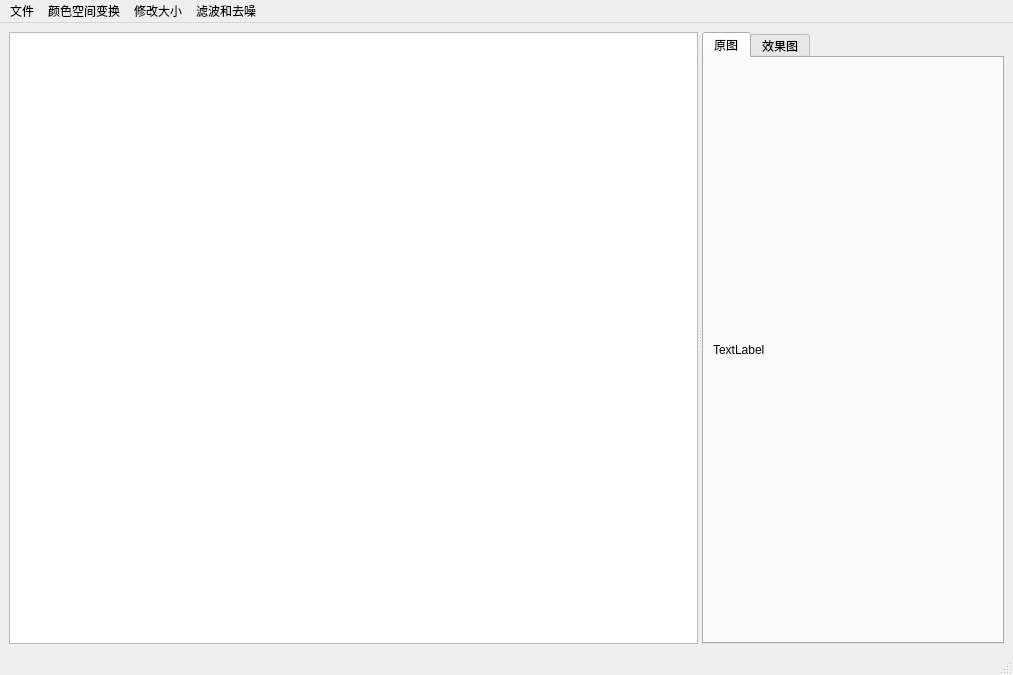
The window that main.ui (white11782/imageProcessTool) describes before a commit, drawn with Qt 5.
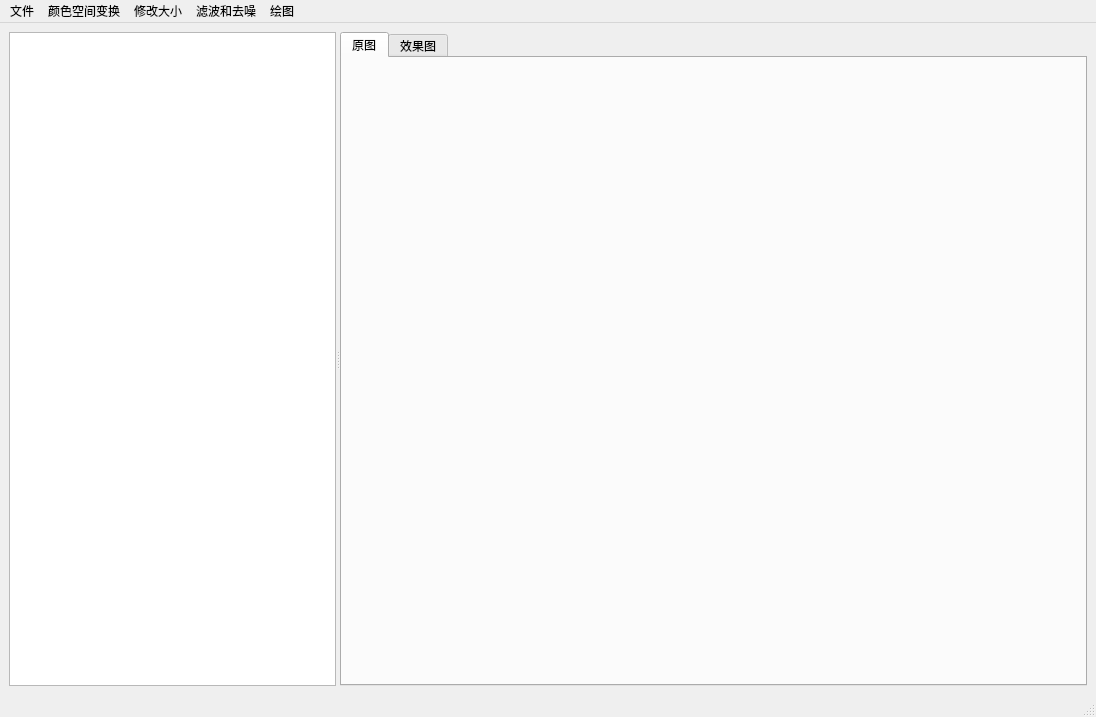
The same window after the commit.

```diff
--- a/main.ui
+++ b/main.ui
@@ -6,8 +6,8 @@
    <rect>
     <x>0</x>
     <y>0</y>
-    <width>1013</width>
-    <height>675</height>
+    <width>1096</width>
+    <height>717</height>
    </rect>
   </property>
   <property name="windowTitle">
@@ -27,6 +27,12 @@
          <height>0</height>
         </size>
        </property>
+       <property name="maximumSize">
+        <size>
+         <width>327</width>
+         <height>16000000</height>
+        </size>
+       </property>
       </widget>
       <widget class="QTabWidget" name="tabWidget">
        <property name="currentIndex">
@@ -36,15 +42,7 @@
         <attribute name="title">
          <string>原图</string>
         </attribute>
-        <layout class="QGridLayout" name="gridLayout">
-         <item row="0" column="0">
-          <widget class="QLabel" name="label">
-           <property name="text">
-            <string>TextLabel</string>
-           </property>
-          </widget>
-         </item>
-        </layout>
+        <layout class="QGridLayout" name="gridLayout"/>
        </widget>
        <widget class="QWidget" name="tab_2">
         <attribute name="title">
@@ -70,8 +68,8 @@
     <rect>
      <x>0</x>
      <y>0</y>
-     <width>1013</width>
-     <height>28</height>
+     <width>1096</width>
+     <height>26</height>
     </rect>
    </property>
    <widget class="QMenu" name="menu">
@@ -99,11 +97,18 @@
     </property>
     <addaction name="action_4"/>
     <addaction name="action_5"/>
+    <addaction name="actionbaocun"/>
+   </widget>
+   <widget class="QMenu" name="menu_5">
+    <property name="title">
+     <string>绘图</string>
+    </property>
    </widget>
    <addaction name="menu_4"/>
    <addaction name="menu"/>
    <addaction name="menu_2"/>
    <addaction name="menu_3"/>
+   <addaction name="menu_5"/>
   </widget>
   <widget class="QStatusBar" name="statusbar"/>
   <action name="action">
```
Left out of the diff: 21 changed lines with no effect on the pictures.
